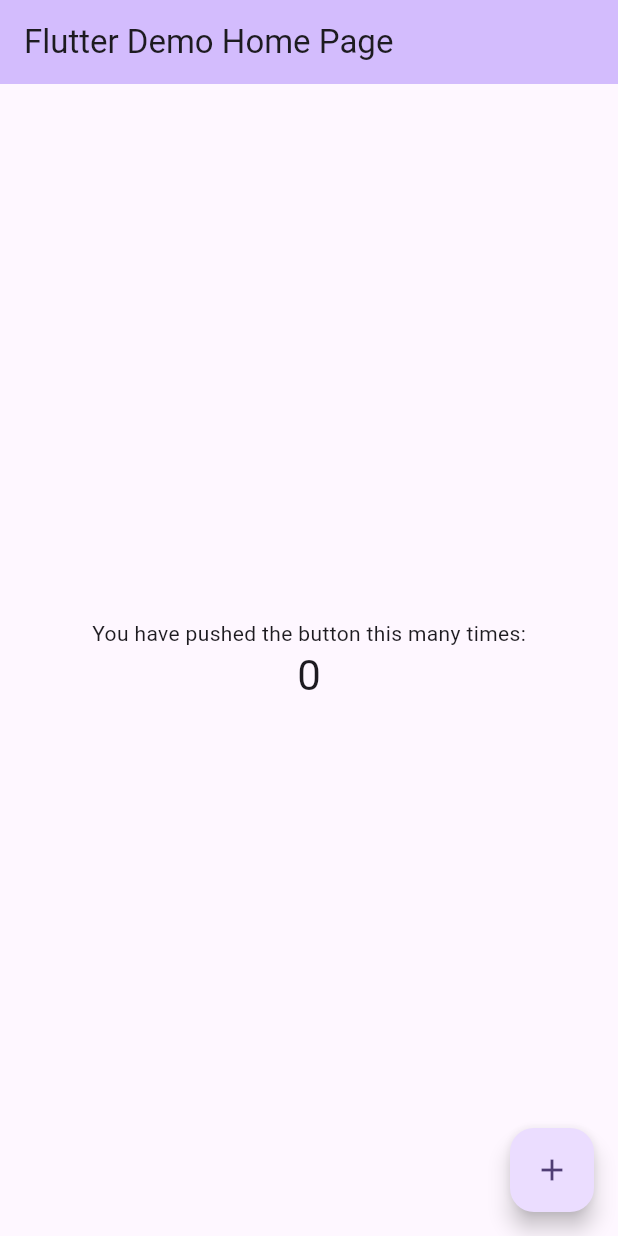
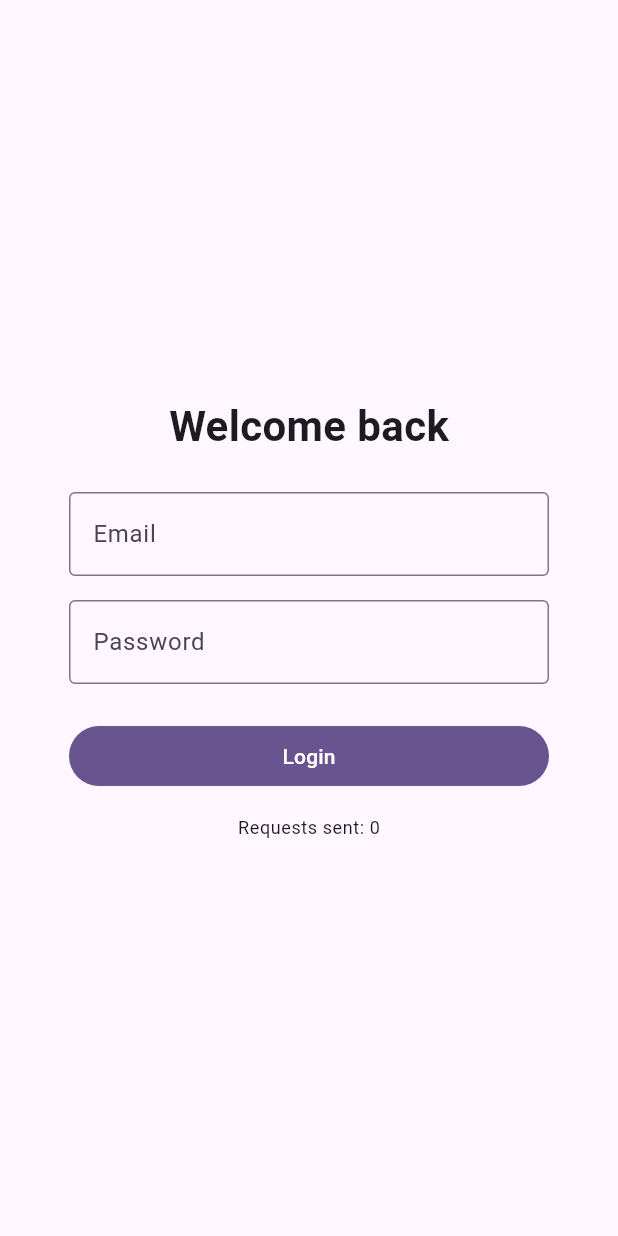
Before and after one commit to qburst-aiswaryasajeevan/factory_ai_demo, a Flutter app: the screen it shows after launch, on a phone screen of 412 x 824 dp. Run offline on Flutter 3.47's test engine with Material 3 defaults, Android fonts, the phone set to English and light mode, and no system bars.

Commit message:
initail workflow generation

```diff
--- a/lib/main.dart
+++ b/lib/main.dart
@@ -1,3 +1,5 @@
+import 'dart:async';
+
 import 'package:flutter/material.dart';
 
 void main() {
@@ -7,115 +9,116 @@ void main() {
 class MyApp extends StatelessWidget {
   const MyApp({super.key});
 
-  // This widget is the root of your application.
   @override
   Widget build(BuildContext context) {
     return MaterialApp(
-      title: 'Flutter Demo',
+      title: 'Login Demo',
       theme: ThemeData(
-        // This is the theme of your application.
-        //
-        // TRY THIS: Try running your application with "flutter run". You'll see
-        // the application has a purple toolbar. Then, without quitting the app,
-        // try changing the seedColor in the colorScheme below to Colors.green
-        // and then invoke "hot reload" (save your changes or press the "hot
-        // reload" button in a Flutter-supported IDE, or press "r" if you used
-        // the command line to start the app).
-        //
-        // Notice that the counter didn't reset back to zero; the application
-        // state is not lost during the reload. To reset the state, use hot
-        // restart instead.
-        //
-        // This works for code too, not just values: Most code changes can be
-        // tested with just a hot reload.
-        colorScheme: .fromSeed(seedColor: Colors.deepPurple),
+        colorScheme: ColorScheme.fromSeed(seedColor: Colors.deepPurple),
+        useMaterial3: true,
       ),
-      home: const MyHomePage(title: 'Flutter Demo Home Page'),
+      home: const LoginPage(),
     );
   }
 }
 
-class MyHomePage extends StatefulWidget {
-  const MyHomePage({super.key, required this.title});
-
-  // This widget is the home page of your application. It is stateful, meaning
-  // that it has a State object (defined below) that contains fields that affect
-  // how it looks.
-
-  // This class is the configuration for the state. It holds the values (in this
-  // case the title) provided by the parent (in this case the App widget) and
-  // used by the build method of the State. Fields in a Widget subclass are
-  // always marked "final".
-
-  final String title;
+class LoginPage extends StatefulWidget {
+  const LoginPage({super.key});
 
   @override
-  State<MyHomePage> createState() => _MyHomePageState();
+  State<LoginPage> createState() => _LoginPageState();
 }
 
-class _MyHomePageState extends State<MyHomePage> {
-  int _counter = 0;
+class _LoginPageState extends State<LoginPage> {
+  bool _isLoading = false;
+  int _loginRequestCount = 0;
 
-  void _incrementCounter() {
+  Future<void> _handleLogin() async {
+    if (_isLoading) {
+      return;
+    }
+
     setState(() {
-      // This call to setState tells the Flutter framework that something has
-      // changed in this State, which causes it to rerun the build method below
-      // so that the display can reflect the updated values. If we changed
-      // _counter without calling setState(), then the build method would not be
-      // called again, and so nothing would appear to happen.
-      _counter++;
+      _isLoading = true;
     });
+
+    _loginRequestCount++;
+
+    try {
+      await Future<void>.delayed(const Duration(milliseconds: 700));
+    } finally {
+      if (mounted) {
+        setState(() {
+          _isLoading = false;
+        });
+      }
+    }
   }
 
   @override
   Widget build(BuildContext context) {
-    // This method is rerun every time setState is called, for instance as done
-    // by the _incrementCounter method above.
-    //
-    // The Flutter framework has been optimized to make rerunning build methods
-    // fast, so that you can just rebuild anything that needs updating rather
-    // than having to individually change instances of widgets.
     return Scaffold(
-      appBar: AppBar(
-        // TRY THIS: Try changing the color here to a specific color (to
-        // Colors.amber, perhaps?) and trigger a hot reload to see the AppBar
-        // change color while the other colors stay the same.
-        backgroundColor: Theme.of(context).colorScheme.inversePrimary,
-        // Here we take the value from the MyHomePage object that was created by
-        // the App.build method, and use it to set our appbar title.
-        title: Text(widget.title),
-      ),
       body: Center(
-        // Center is a layout widget. It takes a single child and positions it
-        // in the middle of the parent.
-        child: Column(
-          // Column is also a layout widget. It takes a list of children and
-          // arranges them vertically. By default, it sizes itself to fit its
-          // children horizontally, and tries to be as tall as its parent.
-          //
-          // Column has various properties to control how it sizes itself and
-          // how it positions its children. Here we use mainAxisAlignment to
-          // center the children vertically; the main axis here is the vertical
-          // axis because Columns are vertical (the cross axis would be
-          // horizontal).
-          //
-          // TRY THIS: Invoke "debug painting" (choose the "Toggle Debug Paint"
-          // action in the IDE, or press "p" in the console), to see the
-          // wireframe for each widget.
-          mainAxisAlignment: .center,
-          children: [
-            const Text('You have pushed the button this many times:'),
-            Text(
-              '$_counter',
-              style: Theme.of(context).textTheme.headlineMedium,
+        child: Padding(
+          padding: const EdgeInsets.all(24),
+          child: SizedBox(
+            width: 320,
+            child: Column(
+              mainAxisAlignment: MainAxisAlignment.center,
+              children: [
+                const Text(
+                  'Welcome back',
+                  style: TextStyle(fontSize: 28, fontWeight: FontWeight.bold),
+                ),
+                const SizedBox(height: 24),
+                TextFormField(
+                  decoration: const InputDecoration(
+                    labelText: 'Email',
+                    border: OutlineInputBorder(),
+                  ),
+                ),
+                const SizedBox(height: 16),
+                TextFormField(
+                  obscureText: true,
+                  decoration: const InputDecoration(
+                    labelText: 'Password',
+                    border: OutlineInputBorder(),
+                  ),
+                ),
+                const SizedBox(height: 24),
+                SizedBox(
+                  width: double.infinity,
+                  child: FilledButton(
+                    onPressed: _isLoading ? null : _handleLogin,
+                    child: _isLoading
+                        ? const Row(
+                            mainAxisSize: MainAxisSize.min,
+                            mainAxisAlignment: MainAxisAlignment.center,
+                            children: [
+                              SizedBox(
+                                width: 16,
+                                height: 16,
+                                child: CircularProgressIndicator(
+                                  strokeWidth: 2,
+                                  color: Colors.white,
+                                ),
+                              ),
+                              SizedBox(width: 10),
+                              Text('Logging in...'),
+                            ],
+                          )
+                        : const Text('Login'),
+                  ),
+                ),
+                const SizedBox(height: 16),
+                Text(
+                  'Requests sent: $_loginRequestCount',
+                  style: Theme.of(context).textTheme.bodySmall,
+                ),
+              ],
             ),
-          ],
+          ),
         ),
-      ),
-      floatingActionButton: FloatingActionButton(
-        onPressed: _incrementCounter,
-        tooltip: 'Increment',
-        child: const Icon(Icons.add),
       ),
     );
   }
```
Also changed, not shown: 6 other files.
